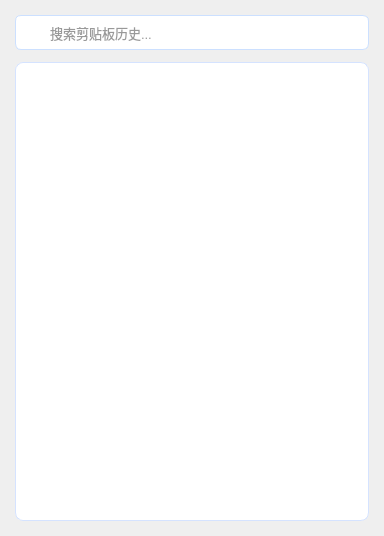
This is clipboard_history.ui in hongzhe12/NiceBoard as Qt 5 draws it before an edit. The edited form follows.
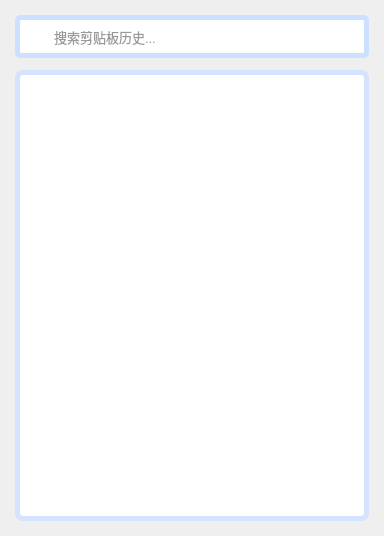
This is the edited form. Icons and pictures are not drawn.

Commit message: fix：修复函数警告

What changed in the file:
```diff
--- a/clipboard_history.ui
+++ b/clipboard_history.ui
@@ -55,7 +55,7 @@
 
 /* ===== 搜索框 (QQ9输入框风格) ===== */
 QLineEdit#search_box {
-    border: 1px solid #cce0ff;
+    border: 5px solid #cce0ff;
     border-radius: 6px;
     padding: 8px 12px 8px 32px;  /* 左侧留出图标空间 */
     margin: 6px;
@@ -73,7 +73,7 @@
 /* ===== 历史列表 (QQ9卡片风格) ===== */
 QListWidget#history_list {
     background: white;
-    border: 1px solid #d5e3ff;
+    border: 5px solid #d5e3ff;
     border-radius: 8px;
     padding: 2px;
     margin: 0 6px 6px 6px;
```
The commit also changes 2 other files.
